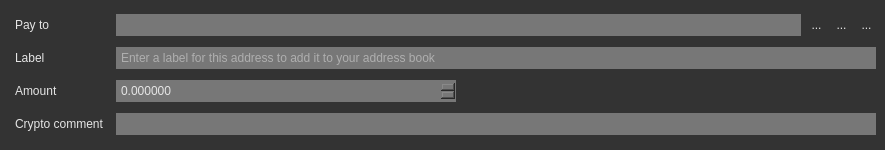
Above: src/gui/ui/transferframe.ui from ConcealNetwork/conceal-desktop before the change. Below: the same form after it.
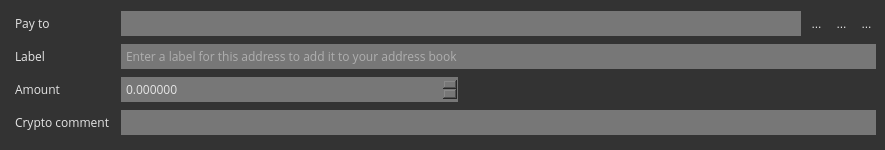
That is the form after the change. Icons and pictures are not drawn.

Diff of the .ui file:
```diff
--- a/src/gui/ui/transferframe.ui
+++ b/src/gui/ui/transferframe.ui
@@ -40,7 +40,7 @@
     <widget class="QLabel" name="label_3">
      <property name="font">
       <font>
-       <family>Arial</family>
+       <family>Open Sans</family>
        <pointsize>9</pointsize>
       </font>
      </property>
@@ -56,7 +56,7 @@
     <widget class="QLineEdit" name="m_labelEdit">
      <property name="font">
       <font>
-       <family>Arial</family>
+       <family>Open Sans</family>
        <pointsize>9</pointsize>
       </font>
      </property>
@@ -94,7 +94,7 @@
     <widget class="QLabel" name="label_2">
      <property name="font">
       <font>
-       <family>Arial</family>
+       <family>Open Sans</family>
        <pointsize>9</pointsize>
       </font>
      </property>
@@ -110,7 +110,7 @@
     <widget class="QDoubleSpinBox" name="m_amountSpin">
      <property name="font">
       <font>
-       <family>Arial</family>
+       <family>Open Sans</family>
        <pointsize>9</pointsize>
       </font>
      </property>
@@ -148,7 +148,7 @@
     <widget class="QLineEdit" name="m_addressEdit">
      <property name="font">
       <font>
-       <family>Arial</family>
+       <family>Open Sans</family>
        <pointsize>9</pointsize>
       </font>
      </property>
@@ -172,7 +172,7 @@
     <widget class="QLabel" name="label">
      <property name="font">
       <font>
-       <family>Arial</family>
+       <family>Open Sans</family>
        <pointsize>9</pointsize>
       </font>
      </property>
@@ -188,7 +188,7 @@
     <widget class="QLabel" name="label_4">
      <property name="font">
       <font>
-       <family>Arial</family>
+       <family>Open Sans</family>
        <pointsize>9</pointsize>
       </font>
      </property>
@@ -204,7 +204,7 @@
     <widget class="QLineEdit" name="m_transactionCommentEdit">
      <property name="font">
       <font>
-       <family>Arial</family>
+       <family>Open Sans</family>
        <pointsize>9</pointsize>
       </font>
      </property>
```
